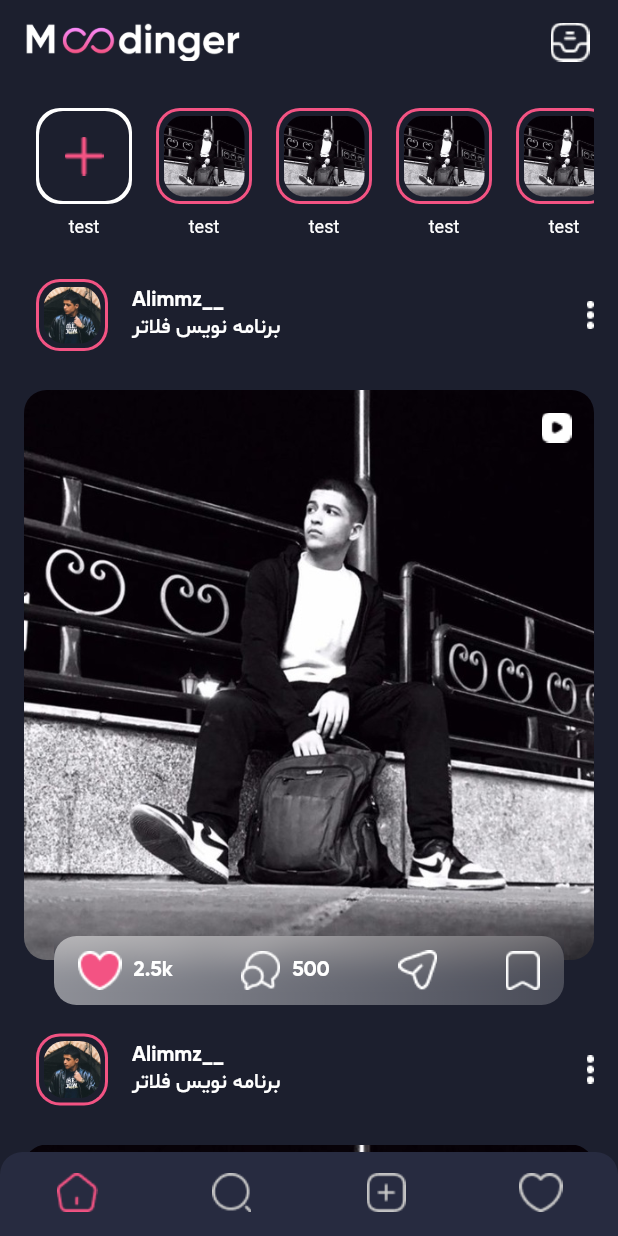
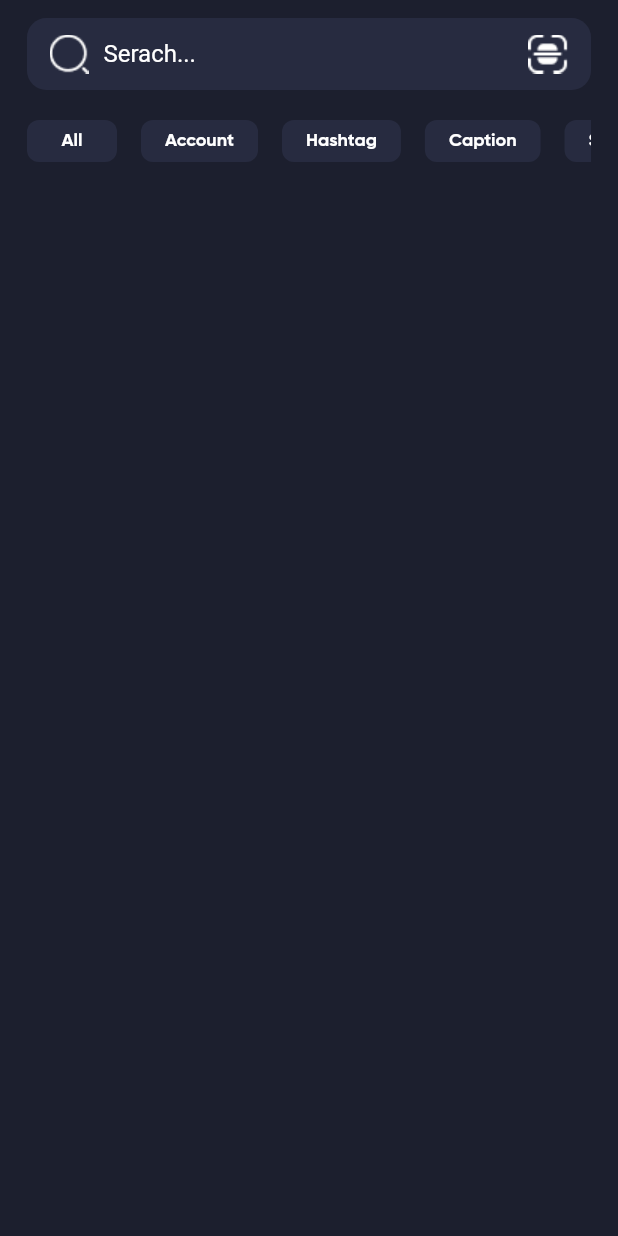
Before and after one commit to Ali-M24/instagram_clone_flutter, a Flutter app: the screen it shows after launch, on a phone screen of 412 x 824 dp. Run offline on Flutter 3.47's test engine with Material 2 defaults, Android fonts, the phone set to English and light mode, and no system bars.

Commit message:
done bottomSheet and create search screen top section(saerchbar and category list

```diff
--- a/lib/main.dart
+++ b/lib/main.dart
@@ -1,6 +1,9 @@
 import 'package:flutter/material.dart';
 import 'package:instgram_clone/constant/Theme.dart';
 import 'package:instgram_clone/screens/home_screen.dart';
+import 'package:instgram_clone/screens/search_screen.dart';
+// import 'package:instgram_clone/screens/signin_screen.dart';
+// import 'package:instgram_clone/screens/splash_screen.dart';
 
 void main() {
   runApp(const InstagramCloneApp());
@@ -14,7 +17,7 @@ class InstagramCloneApp extends StatelessWidget {
     return MaterialApp(
       debugShowCheckedModeBanner: false,
       theme: AppTheme(),
-      home: HomeScreen(),
+      home: SearchScreen(),
     );
   }
 
--- a/lib/screens/home_screen.dart
+++ b/lib/screens/home_screen.dart
@@ -17,7 +17,7 @@ class _HomeScreenState extends State<HomeScreen> {
     return Scaffold(
       backgroundColor: primaryColor,
       appBar: _getAppBar(),
-      body: _getHomePageBody(),
+      body: _getHomePageBody(context),
       bottomNavigationBar: _getBottomNavigationBar(),
     );
   }
@@ -71,7 +71,7 @@ class _HomeScreenState extends State<HomeScreen> {
     );
   }
 
-  Padding _getHomePageBody() {
+  Padding _getHomePageBody(BuildContext context) {
     return Padding(
       padding: const EdgeInsets.only(top: 12, left: 16, right: 16),
       child: CustomScrollView(
@@ -83,7 +83,7 @@ class _HomeScreenState extends State<HomeScreen> {
             delegate: SliverChildBuilderDelegate(
               childCount: 10,
               (context, index) {
-                return _getPost();
+                return _getPost(context);
               },
             ),
           ),
@@ -106,27 +106,22 @@ class _HomeScreenState extends State<HomeScreen> {
     );
   }
 
-  // ListView _getPostList() {
-  //   return ListView.builder(
-  //     physics: NeverScrollableScrollPhysics(),
-  //     shrinkWrap: true,
-  //     itemCount: 9,
-  //     itemBuilder: (context, index) => _getPost(),
-  //   );
-  // }
-
-  Column _getPost() {
+  Column _getPost(BuildContext context) {
     return Column(
       children: [
         _getPostUserInfo(),
         SizedBox(height: 22),
-        _getPostContent('assets/images/stories/story1.jpg', 2.5, 500),
+        _getPostContent(context, 'assets/images/stories/story1.jpg', 2.5, 500),
       ],
     );
   }
 
   SizedBox _getPostContent(
-      String postImagePath, double likeCount, int commentCount) {
+    BuildContext context,
+    String postImagePath,
+    double likeCount,
+    int commentCount,
+  ) {
     return SizedBox(
       width: 394,
       height: 425,
@@ -221,7 +216,13 @@ class _HomeScreenState extends State<HomeScreen> {
                               backgroundColor: Colors.transparent,
                               isScrollControlled: true,
                               builder: (BuildContext context) {
-                                return DraggableScrollableSheet(
+                                return Padding(
+                                  padding: EdgeInsets.only(
+                                    bottom: MediaQuery.of(context)
+                                            .viewInsets
+                                            .bottom,
+                                  ),
+                                  child: DraggableScrollableSheet(
                                     initialChildSize: 0.4,
                                     minChildSize: 0.3,
                                     maxChildSize: 0.7,
@@ -230,6 +231,7 @@ class _HomeScreenState extends State<HomeScreen> {
                                         controller: scrollController,
                                       );
                                     },
+                                  ),
                                 );
                               },
                             );
--- /dev/null
+++ b/lib/screens/search_screen.dart
@@ -0,0 +1,102 @@
+import 'package:flutter/material.dart';
+import 'package:instgram_clone/constant/Colors.dart';
+
+class SearchScreen extends StatefulWidget {
+  SearchScreen({super.key});
+
+  @override
+  State<SearchScreen> createState() => _SearchScreenState();
+}
+
+class _SearchScreenState extends State<SearchScreen> {
+  var CategoryItemsList = [
+    'All',
+    'Account',
+    'Hashtag',
+    'Caption',
+    'Story',
+    'Comment'
+  ];
+
+  @override
+  Widget build(BuildContext context) {
+    return Scaffold(
+      backgroundColor: primaryColor,
+      body: SafeArea(
+        child: Padding(
+          padding: EdgeInsets.only(left: 18, right: 18, top: 12),
+          child: CustomScrollView(
+            slivers: [
+              SliverToBoxAdapter(
+                child: Container(
+                  margin: EdgeInsets.only(bottom: 20),
+                  decoration: BoxDecoration(
+                    borderRadius: BorderRadius.circular(13),
+                    color: lightPrimaryColor,
+                  ),
+                  child: Padding(
+                    padding: EdgeInsets.symmetric(horizontal: 15),
+                    child: Row(
+                      children: [
+                        Image(
+                          image: AssetImage(
+                              'assets/icons/icon_serach_shareBox.png'),
+                        ),
+                        SizedBox(width: 10),
+                        Expanded(
+                          child: TextField(
+                            decoration: InputDecoration(
+                              hintText: 'Serach...',
+                              hintStyle: TextStyle(color: whiteColor),
+                              enabledBorder: InputBorder.none,
+                              focusedBorder: InputBorder.none,
+                            ),
+                          ),
+                        ),
+                        Image.asset('assets/icons/icon_scan.png'),
+                      ],
+                    ),
+                  ),
+                ),
+              ),
+              SliverToBoxAdapter(
+                child: SizedBox(
+                  height: 28,
+                  width: double.infinity,
+                  child: ListView.builder(
+                    itemCount: CategoryItemsList.length,
+                    scrollDirection: Axis.horizontal,
+                    itemBuilder: (context, index) {
+                      return Container(
+                        margin: EdgeInsets.only(right: 16),
+                        child: ElevatedButton(
+                          style: ButtonStyle(
+                              backgroundColor:
+                                  MaterialStateProperty.all(lightPrimaryColor),
+                              minimumSize:
+                                  MaterialStateProperty.all(Size(60, 28)),
+                              maximumSize:
+                                  MaterialStateProperty.all(Size(100, 28)),
+                              shape: MaterialStateProperty.all(
+                                RoundedRectangleBorder(
+                                  borderRadius: BorderRadius.circular(8),
+                                ),
+                              )),
+                          onPressed: () {},
+                          child: Text(
+                            CategoryItemsList[index],
+                            style: TextStyle(fontSize: 12),
+                          ),
+                        ),
+                      );
+                    },
+                  ),
+                ),
+              ),
+            ],
+          ),
+        ),
+      ),
+    );
+  }
+}
```
Also changed, not shown: lib/Widgets/share_bottomSheet.dart (+80 -14 lines), lib/constant/Theme.dart (+6 -2 lines), assets/icons/icon_scan.png (added), assets/icons/icon_serach_shareBox.png (added). Lines whose indentation alone changed are shown as unchanged.
